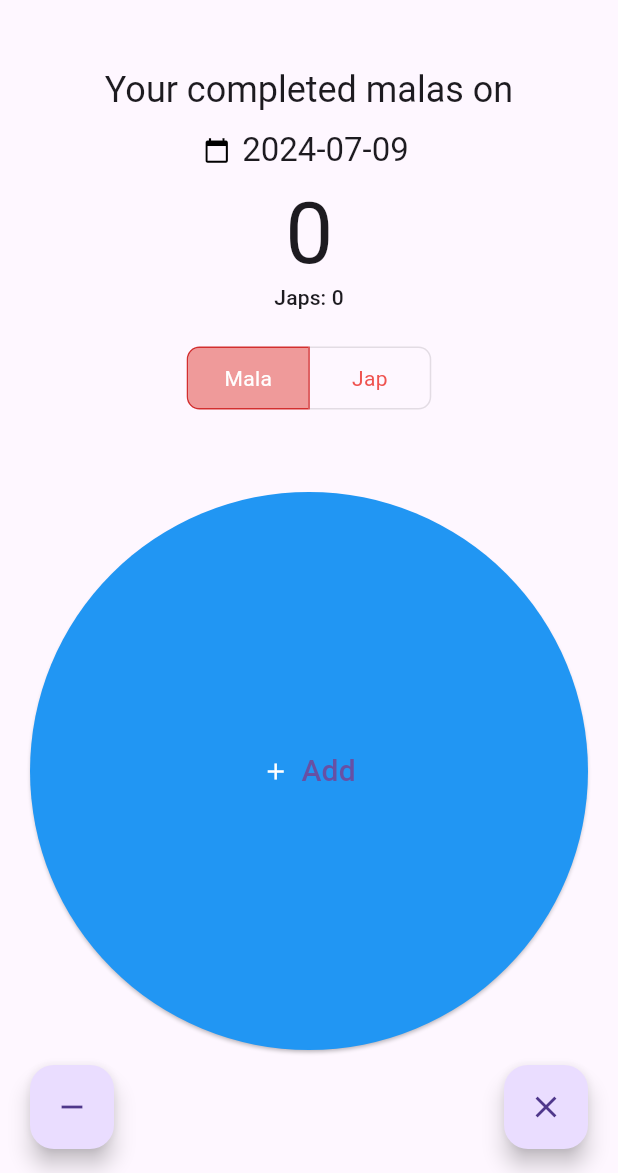
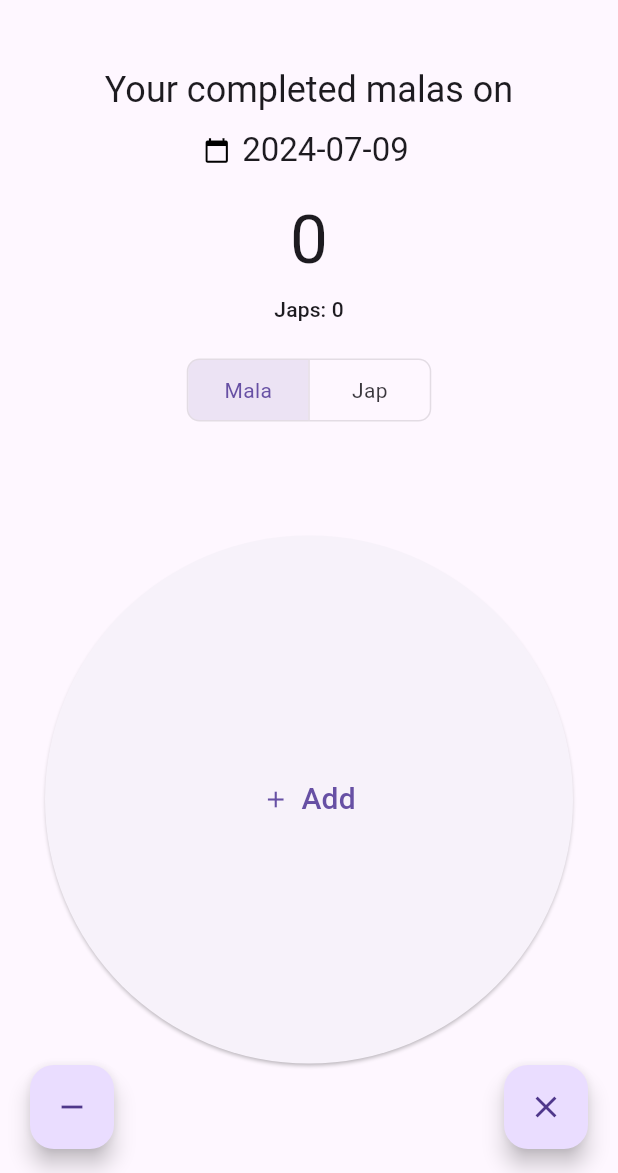
Before and after one commit to yashvyas29/YVCounter, a Flutter app: the screen it shows after launch, on a phone screen of 412 x 824 dp, the part 63-1236 px from its top. Run offline on Flutter 3.47's test engine with Material 3 defaults, Android fonts, the phone set to English and light mode, and no system bars; our stand-ins replace file, file_picker, google_sign_in, permission_handler, shared_preferences, sqflite; missing offline and left inert: excel, extension_google_sign_in_as_googleapis_auth, flutter_beep, flutter_file_dialog, googleapis, graphview; accounts and stored records are empty.

Commit message:
Added dark theme support as per current system theme.

```diff
--- a/lib/common/shared_pref.dart
+++ b/lib/common/shared_pref.dart
@@ -1,6 +1,5 @@
 import 'dart:convert';
 
-import 'package:flutter/foundation.dart';
 import 'package:shared_preferences/shared_preferences.dart';
 import 'package:yv_counter/data_model/mala.dart';
 
@@ -26,7 +25,7 @@ class SharedPref {
 
   saveList(String key, List<Mala> malas) async {
     final list = malas.map((mala) => json.encode(mala.toJson())).toList();
-    debugPrint(list.join('\n'));
+    // debugPrint(list.join('\n'));
     final prefs = await SharedPreferences.getInstance();
     prefs.setStringList(key, list);
   }
--- a/lib/family_members/family_list_page.dart
+++ b/lib/family_members/family_list_page.dart
@@ -35,7 +35,7 @@ class _FamilyListPageState extends State<FamilyListPage> {
 
   Future<List<String>> _getFamilies() async {
     final families = await DBProvider.db.getFamilies();
-    debugPrint(families.toString());
+    // debugPrint(families.toString());
     setState(() {
       _families.addAll(families.map((e) => e['name'].toString()));
       _setReadOnlyList();
@@ -203,6 +203,7 @@ class _FamilyListPageState extends State<FamilyListPage> {
                     );
                     return ListTile(
                       title: TextField(
+                        style: const TextStyle(color: Colors.white),
                         keyboardType: TextInputType.multiline,
                         maxLines: null,
                         controller: _controllers[index],
@@ -211,8 +212,10 @@ class _FamilyListPageState extends State<FamilyListPage> {
                         enabled: !readOnly,
                         autofocus: !readOnly,
                       ),
+                      /*
                       tileColor: Colors.white,
                       focusColor: Colors.white,
+                      */
                       trailing: readOnly
                           ? Row(
                               mainAxisSize: MainAxisSize.min,
--- a/lib/family_members/family_tree_page.dart
+++ b/lib/family_members/family_tree_page.dart
@@ -96,9 +96,11 @@ class _FamilyTreePageState extends State<FamilyTreePage> {
         padding: const EdgeInsets.all(16),
         decoration: BoxDecoration(
           borderRadius: BorderRadius.circular(4),
+          /*
           boxShadow: [
             BoxShadow(color: Colors.blue[100]!, spreadRadius: 1),
           ],
+          */
         ),
         child: Row(children: [
           Expanded(
@@ -290,7 +292,7 @@ class _FamilyTreePageState extends State<FamilyTreePage> {
         graph: graph,
         algorithm: BuchheimWalkerAlgorithm(builder, TreeEdgeRenderer(builder)),
         paint: Paint()
-          ..color = Colors.green
+          // ..color = Colors.green
           ..strokeWidth = 1
           ..style = PaintingStyle.stroke,
         builder: (Node node) {
--- a/lib/main.dart
+++ b/lib/main.dart
@@ -20,8 +20,7 @@ class MyApp extends StatelessWidget {
   // This widget is the root of your application.
   @override
   Widget build(BuildContext context) {
-    return
-        /*
+    /*
     Listener(
       onPointerDown: (_) {
         FocusScopeNode currentFocus = FocusScope.of(context);
@@ -30,27 +29,14 @@ class MyApp extends StatelessWidget {
           FocusManager.instance.primaryFocus?.unfocus();
         }
       },
-      child:
+      children: [],
+      );
       */
-        MaterialApp(
+    return MaterialApp(
       title: 'YVCounter',
-      theme: ThemeData(
-        // This is the theme of your application.
-        //
-        // Try running your application with "flutter run". You'll see the
-        // application has a blue toolbar. Then, without quitting the app, try
-        // changing the primarySwatch below to Colors.green and then invoke
-        // "hot reload" (press "r" in the console where you ran "flutter run",
-        // or simply save your changes to "hot reload" in a Flutter IDE).
-        // Notice that the counter didn't reset back to zero; the application
-        // is not restarted.
-        primarySwatch: Colors.blue,
-        scrollbarTheme: ScrollbarThemeData(
-          thumbVisibility: WidgetStateProperty.all<bool>(true),
-        ),
-      ),
+      theme: ThemeData.light(),
+      darkTheme: ThemeData.dark(),
       home: const MyHomePage(title: 'YVCounter'),
     );
-    // );
   }
 }
--- a/lib/mala_japs/mala_jap_counter_page_state.dart
+++ b/lib/mala_japs/mala_jap_counter_page_state.dart
@@ -451,15 +451,18 @@ class _MyHomePageState extends State<MyHomePage> {
                         ),
                         onPressed: _pickDate,
                       ),
-                      if (!_selections.first) const SizedBox(height: 10),
+                      const SizedBox(height: 10),
+                      // if (!_selections.first) const SizedBox(height: 10),
                       Text(
                         '${_selections.first ? _mala.count : getJapsPerMala()}',
-                        style: _selections.first
-                            ? Theme.of(context).textTheme.displayLarge
-                            : Theme.of(context).textTheme.displayMedium,
+                        style: Theme.of(context).textTheme.displayMedium,
+                        // style: _selections.first
+                        //     ? Theme.of(context).textTheme.displayLarge
+                        //     : Theme.of(context).textTheme.displayMedium,
                         textAlign: TextAlign.center,
                       ),
-                      if (!_selections.first) const SizedBox(height: 10),
+                      const SizedBox(height: 10),
+                      // if (!_selections.first) const SizedBox(height: 10),
                       Text(
                         '${!_selections.first ? 'Malas' : 'Japs'}: ${!_selections.first ? _mala.count : _mala.japs}',
                         style: Theme.of(context).textTheme.titleSmall,
@@ -474,12 +477,13 @@ class _MyHomePageState extends State<MyHomePage> {
                             }
                           });
                         },
-                        borderRadius:
-                            const BorderRadius.all(Radius.circular(8)),
+                        borderRadius: const BorderRadius.all(Radius.circular(8)),
+                        /*
                         selectedBorderColor: Colors.red[700],
                         selectedColor: Colors.white,
                         fillColor: Colors.red[200],
                         color: Colors.red[400],
+                        */
                         constraints: const BoxConstraints(
                           minHeight: 40.0,
                           minWidth: 80.0,
@@ -493,30 +497,44 @@ class _MyHomePageState extends State<MyHomePage> {
                       Flexible(
                         child: SizedBox.expand(
                           child: Padding(
-                            padding: const EdgeInsets.fromLTRB(20, 20, 20, 50),
+                            padding: const EdgeInsets.all(30),
                             child: ElevatedButton.icon(
-                              icon: const Icon(Icons.add, color: Colors.white),
-                              label: const Text('Add',
-                                  style: TextStyle(fontSize: 20)),
+                              icon: const Icon(
+                                Icons.add,
+                                // color: Colors.white,
+                              ),
+                              label: const Text(
+                                'Add',
+                                style: TextStyle(
+                                  fontSize: 20,
+                                  // color: Colors.white,
+                                ),
+                              ),
                               onPressed: _incrementCounter,
                               style: ButtonStyle(
                                 shape: WidgetStateProperty.all(
-                                    const CircleBorder()),
+                                  const CircleBorder(),
+                                ),
                                 padding: WidgetStateProperty.all(
-                                    const EdgeInsets.all(20)),
+                                  const EdgeInsets.all(20),
+                                ),
+                                /*
                                 backgroundColor: WidgetStateProperty.all(
-                                    Colors.blue), // <-- Button color
+                                  Colors.red[200],
+                                ), // <-- Button color
                                 overlayColor:
                                     WidgetStateProperty.resolveWith<Color?>(
                                         (states) {
                                   if (states.contains(WidgetState.pressed)) {
-                                    return Colors.red; // <-- Splash color
+                                    return Colors.blueGrey[700]; // <-- Splash color
                                   } else {
                                     return null;
                                   }
                                 }),
+                                */
                                 minimumSize: WidgetStateProperty.all(
-                                    const Size(150, 150)),
+                                  const Size(150, 150),
+                                ),
                               ),
                             ),
                           ),
```
Also changed, not shown: 3 other files.
